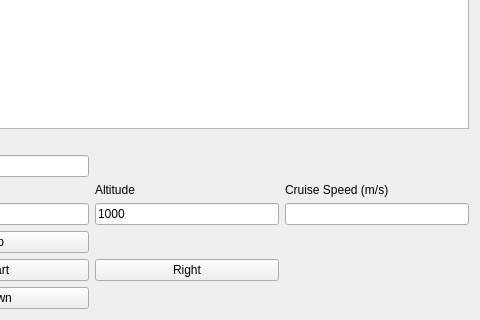
First picture: the form in widget.ui, repository GuilhermeGSousa/TCAS, before the edit; both pictures show x 487 to 967 and y 427 to 747 of the 967 by 747 pixel window.
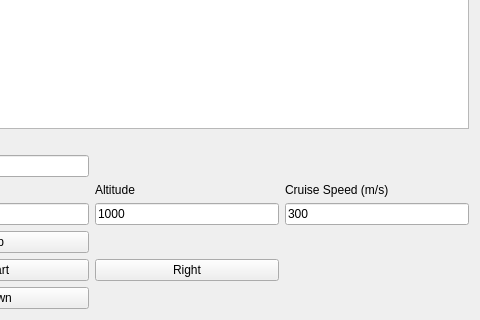
Second picture: the form after the edit.

Patch:
```diff
--- a/widget.ui
+++ b/widget.ui
@@ -115,7 +115,11 @@
     </spacer>
    </item>
    <item row="4" column="4">
-    <widget class="QLineEdit" name="cruiseSpeed"/>
+    <widget class="QLineEdit" name="cruiseSpeed">
+     <property name="text">
+      <string>300</string>
+     </property>
+    </widget>
    </item>
    <item row="3" column="1">
     <widget class="QLabel" name="label_2">
```
